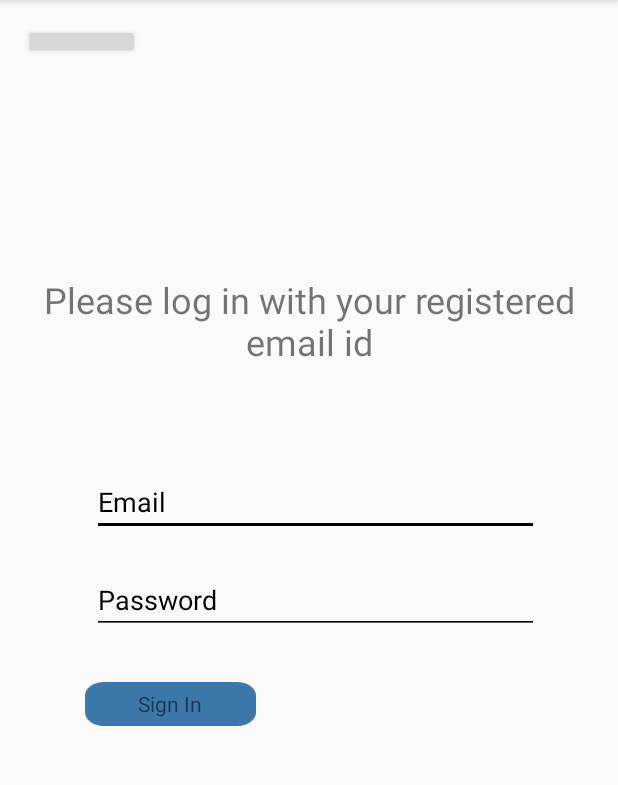
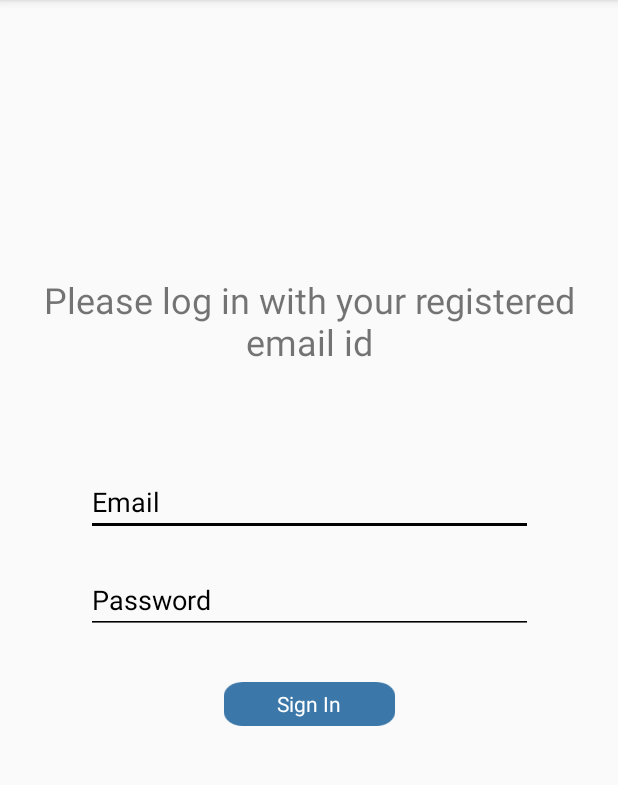
Before and after one commit to keerthi-sekar/2021-GSC-NGO, an Android app: the LoginActivity screen opened directly, with no data from a screen before it, on a phone screen of 412 x 824 dp, the part 84-869 px from its top. Run offline under Robolectric (Android 15) with nearby library versions, the phone set to English and light mode, and no system bars; our stand-ins replace Firebase (no records; nobody signed in at launch, a user with empty details on screens opened directly).

Commit message:
UI changes

```diff
--- a/App/app/src/main/res/layout/activity_login.xml
+++ b/App/app/src/main/res/layout/activity_login.xml
@@ -14,6 +14,7 @@
         android:text="Please log in with your registered email id"
         android:textSize="24sp"
         android:textAlignment="center"
+        android:backgroundTint="@color/colorPrimary"
         app:layout_constraintBottom_toTopOf="@+id/editTextEmail"
         app:layout_constraintEnd_toEndOf="parent"
         app:layout_constraintHorizontal_bias="0.57"
@@ -34,7 +35,7 @@
         android:textColorHint="@android:color/black"
         app:layout_constraintBottom_toTopOf="@+id/editTextPassword"
         app:layout_constraintEnd_toEndOf="parent"
-        app:layout_constraintHorizontal_bias="0.539"
+        app:layout_constraintHorizontal_bias="0.5"
         app:layout_constraintStart_toStartOf="parent"
         android:autofillHints="Email" />
 
@@ -51,7 +52,7 @@
         android:textColorHint="@android:color/black"
         app:layout_constraintBottom_toTopOf="@+id/LoginBtn"
         app:layout_constraintEnd_toEndOf="parent"
-        app:layout_constraintHorizontal_bias="0.539"
+        app:layout_constraintHorizontal_bias="0.5"
         app:layout_constraintStart_toStartOf="parent" />
 
     <ImageButton
@@ -63,7 +64,6 @@
         android:text="Sign Up"
         app:layout_constraintBottom_toBottomOf="parent"
         app:layout_constraintEnd_toEndOf="parent"
-        app:layout_constraintHorizontal_bias="0.191"
         app:layout_constraintStart_toStartOf="parent" />
     <TextView
         android:id="@+id/LoginBtnTxt"
@@ -72,25 +72,10 @@
         android:layout_marginBottom="284dp"
         android:text="Sign In"
         android:gravity="center"
+        android:textColor="@android:color/white"
         app:layout_constraintBottom_toBottomOf="parent"
         app:layout_constraintEnd_toEndOf="parent"
-        app:layout_constraintHorizontal_bias="0.191"
         app:layout_constraintStart_toStartOf="parent" />
 
-    <Button
-        android:id="@+id/backlogin"
-        android:layout_width="77dp"
-        android:layout_height="23dp"
-        android:layout_marginStart="16dp"
-        android:layout_marginTop="16dp"
-        android:layout_marginEnd="268dp"
-        android:text="back"
-        android:onClick="backToWelcome"
-        app:layout_constraintBottom_toTopOf="@+id/login_message"
-        app:layout_constraintEnd_toEndOf="parent"
-        app:layout_constraintHorizontal_bias="0.0"
-        app:layout_constraintStart_toStartOf="parent"
-        app:layout_constraintTop_toTopOf="parent"
-        app:layout_constraintVertical_bias="0.0" />
 
 </androidx.constraintlayout.widget.ConstraintLayout>
--- a/App/app/src/main/res/menu/bottom_nav_menu.xml
+++ b/App/app/src/main/res/menu/bottom_nav_menu.xml
@@ -3,7 +3,7 @@
 
     <item
         android:id="@+id/navigation_home"
-        android:icon="@drawable/ic_home_black_24dp"
+        android:icon="@drawable/icons8_home_144"
         android:title="Home" />
 
     <item
```
Also changed, not shown: App/app/src/main/res/layout/activity_sign_up.xml (+1 -19 lines), App/app/src/main/res/drawable/icons8_back_24.png (added), App/app/src/main/res/drawable/icons8_home_144.png (added).
